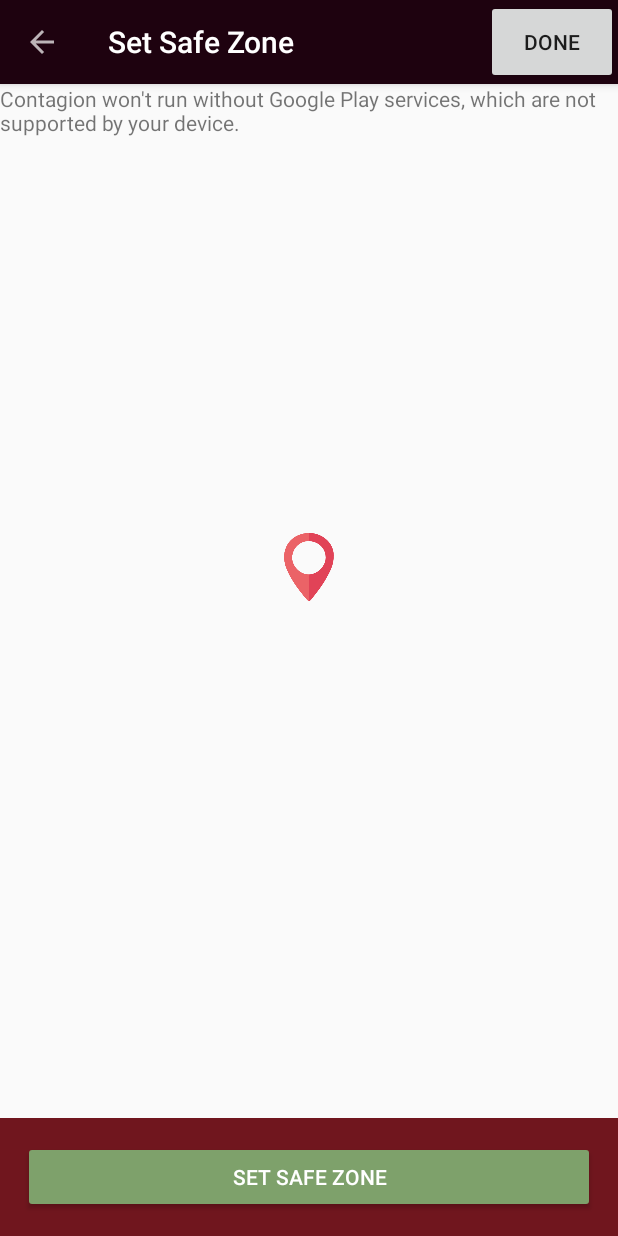
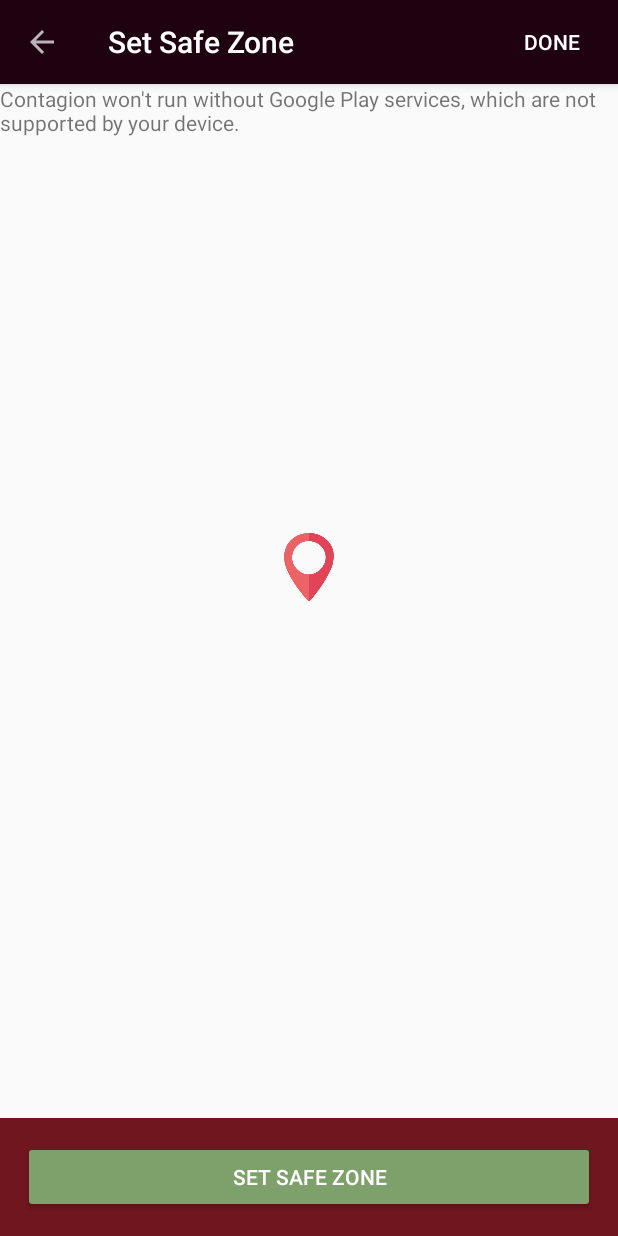
Before and after one commit to thesultanster/Contagion, an Android app: the MapPickerActivity screen opened directly, with no data from a screen before it, on a phone screen of 412 x 824 dp. Run offline under Robolectric (Android 15) with nearby library versions, the phone set to English and light mode, and no system bars; libraries missing offline, so code that uses them is left out: com.parse; 3 statements that could not run were skipped.

Commit message:
New game select location button color.

```diff
--- a/app/src/main/res/layout/activity_map_picker.xml
+++ b/app/src/main/res/layout/activity_map_picker.xml
@@ -75,7 +75,7 @@
                 android:padding="5dp"
                 android:backgroundTint="@color/colorAccent"
                 android:text="SET SAFE ZONE"
-                android:textColor="#FFFFFF" />
+                android:textColor="@color/white" />
 
             <View
                 android:layout_width="match_parent"
@@ -114,6 +114,8 @@
                 android:layout_width="wrap_content"
                 android:layout_height="@dimen/abc_action_bar_default_height_material"
                 android:text="DONE"
+                android:textColor="@color/white"
+                android:background="@null"
                 android:layout_alignParentRight="true"/>
 
         </RelativeLayout>
--- a/app/src/main/res/values/colors.xml
+++ b/app/src/main/res/values/colors.xml
@@ -15,5 +15,7 @@
     <color name="timerbar">#16a085</color>
     <color name="zombienotification">#f1c40f</color>
 
+    <color name="white">#ffffff</color>
+
 
 </resources>
```
